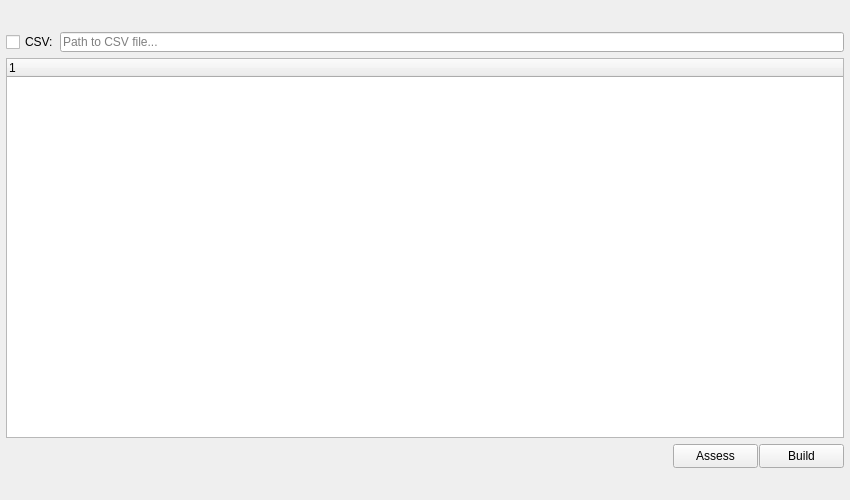
The window that mayatk/anim_utils/shots/shot_manifest/shot_manifest.ui (m3trik/mayatk) describes before a commit, drawn with Qt 5.
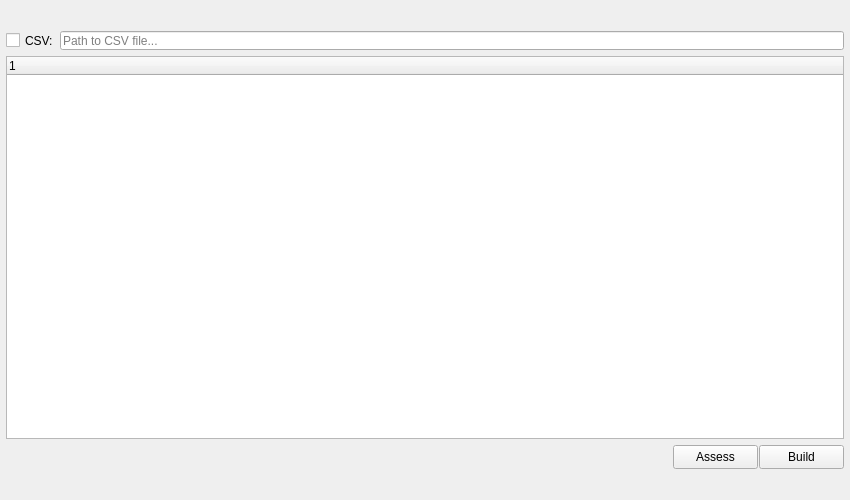
The same window after the commit. Custom widgets are drawn as their Qt base class.

The edit to the form file:
```diff
--- a/mayatk/anim_utils/shots/shot_manifest/shot_manifest.ui
+++ b/mayatk/anim_utils/shots/shot_manifest/shot_manifest.ui
@@ -32,13 +32,13 @@
       <property name="minimumSize">
        <size>
         <width>0</width>
-        <height>20</height>
+        <height>19</height>
        </size>
       </property>
       <property name="maximumSize">
        <size>
         <width>16777215</width>
-        <height>20</height>
+        <height>19</height>
        </size>
       </property>
       <property name="font">
@@ -62,13 +62,13 @@
         <property name="minimumSize">
          <size>
           <width>0</width>
-          <height>20</height>
+          <height>19</height>
          </size>
         </property>
         <property name="maximumSize">
          <size>
           <width>16777215</width>
-          <height>20</height>
+          <height>19</height>
          </size>
         </property>
         <property name="text">
@@ -87,13 +87,13 @@
         <property name="minimumSize">
          <size>
           <width>0</width>
-          <height>20</height>
+          <height>19</height>
          </size>
         </property>
         <property name="maximumSize">
          <size>
           <width>16777215</width>
-          <height>20</height>
+          <height>19</height>
          </size>
         </property>
         <property name="readOnly">
@@ -195,13 +195,13 @@
       <property name="minimumSize">
        <size>
         <width>0</width>
-        <height>20</height>
+        <height>19</height>
        </size>
       </property>
       <property name="maximumSize">
        <size>
         <width>16777215</width>
-        <height>20</height>
+        <height>19</height>
        </size>
       </property>
      </widget>
```
